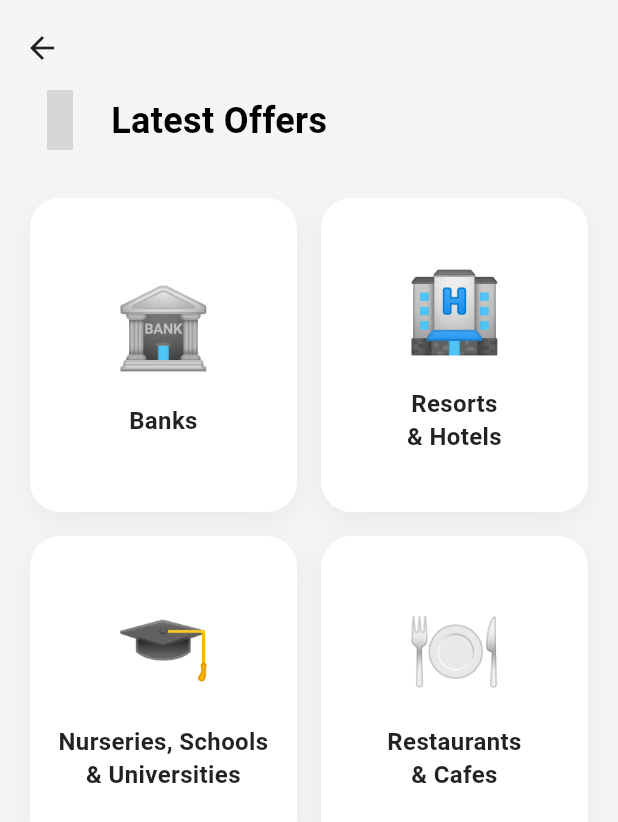
After one commit to anas56u/orange-hr-dev, a Flutter app: the _LatestOffersBody screen opened directly, on a phone screen of 412 x 824 dp. The commit adds this screen. Shown: the top 822 px of the screen. Run offline on Flutter 3.47's test engine with Material 3 defaults, Android fonts, the phone set to English and light mode, and no system bars; our stand-ins replace iconsax; network calls fail; grey boxes are pictures that could not be loaded.

Commit message:
feat: implement Latest Offers feature with domain, data, and presentation layers including provider state management and responsive UI components.

```diff
--- /dev/null
+++ b/lib/features/home/data/datasources/offers_local_data_source.dart
@@ -0,0 +1,35 @@
+import '../../domain/entities/offer_category.dart';
+
+/// Local mock data source providing the list of offer categories.
+///
+/// Mirrors the pattern of [CategoryLocalDataSource]. The four categories
+/// match the design: Banks, Resorts & Hotels, Nurseries/Schools/Universities,
+/// and Restaurants & Cafes.
+///
+/// Emoji characters are used as illustrations because they render as
+/// full-color platform-native graphics on both Android and iOS.
+class OffersLocalDataSource {
+  static const List<OfferCategory> _categories = [
+    OfferCategory(
+      title: 'Banks',
+      emoji: '🏦',
+    ),
+    OfferCategory(
+      title: 'Resorts\n& Hotels',
+      emoji: '🏨',
+    ),
+    OfferCategory(
+      title: 'Nurseries, Schools\n& Universities',
+      emoji: '🎓',
+    ),
+    OfferCategory(
+      title: 'Restaurants\n& Cafes',
+      emoji: '🍽️',
+    ),
+  ];
+
+  /// Returns all offer categories from the local mock data.
+  List<OfferCategory> getOfferCategories() {
+    return _categories;
+  }
+}
--- /dev/null
+++ b/lib/features/home/data/repositories/offers_repository_impl.dart
@@ -0,0 +1,21 @@
+import '../../domain/entities/offer_category.dart';
+import '../../domain/repositories/offers_repository.dart';
+import '../datasources/offers_local_data_source.dart';
+
+/// Concrete implementation of [OffersRepository].
+///
+/// Delegates to [OffersLocalDataSource] for data retrieval.
+/// In the future, this could be swapped to fetch from an API
+/// without touching the domain or presentation layers.
+class OffersRepositoryImpl implements OffersRepository {
+  final OffersLocalDataSource _dataSource;
+
+  const OffersRepositoryImpl({required OffersLocalDataSource dataSource})
+      // ignore: prefer_initializing_formals
+      : _dataSource = dataSource;
+
+  @override
+  List<OfferCategory> getOfferCategories() {
+    return _dataSource.getOfferCategories();
+  }
+}
--- /dev/null
+++ b/lib/features/home/domain/entities/offer_category.dart
@@ -0,0 +1,18 @@
+/// Immutable domain entity representing a category of corporate offers
+/// (e.g. Banks, Restaurants & Cafes, Resorts & Hotels).
+///
+/// Each category is displayed as a tappable card on the [LatestOffersScreen]
+/// grid, with an emoji illustration and a centered title.
+class OfferCategory {
+  /// Display title shown beneath the emoji illustration.
+  final String title;
+
+  /// Emoji character used as the visual illustration for this category.
+  /// Renders as a full-color graphic on mobile platforms.
+  final String emoji;
+
+  const OfferCategory({
+    required this.title,
+    required this.emoji,
+  });
+}
--- /dev/null
+++ b/lib/features/home/domain/repositories/offers_repository.dart
@@ -0,0 +1,10 @@
+import '../entities/offer_category.dart';
+
+/// Abstract repository contract for fetching offer categories.
+///
+/// The domain layer depends on this abstraction; the data layer
+/// provides the concrete implementation ([OffersRepositoryImpl]).
+abstract class OffersRepository {
+  /// Returns all available offer categories to display on the grid.
+  List<OfferCategory> getOfferCategories();
+}
--- /dev/null
+++ b/lib/features/home/domain/usecases/get_offer_categories_usecase.dart
@@ -0,0 +1,17 @@
+import '../entities/offer_category.dart';
+import '../repositories/offers_repository.dart';
+
+/// Use case that retrieves all available offer categories.
+///
+/// Delegates to [OffersRepository] for data access, keeping the
+/// presentation layer decoupled from the data layer.
+class GetOfferCategoriesUseCase {
+  final OffersRepository repository;
+
+  const GetOfferCategoriesUseCase({required this.repository});
+
+  /// Executes the use case and returns the list of [OfferCategory] items.
+  List<OfferCategory> execute() {
+    return repository.getOfferCategories();
+  }
+}
--- a/lib/features/home/presentation/pages/category_detail_screen.dart
+++ b/lib/features/home/presentation/pages/category_detail_screen.dart
@@ -108,7 +108,6 @@ class _CategoryDetailBody extends StatelessWidget {
 
                 const SizedBox(height: 12),
 
-                // --- Sub-action list (lazy-loaded via ListView.builder) ---
                 Expanded(
                   child: ListView.builder(
                     physics: const BouncingScrollPhysics(),
--- /dev/null
+++ b/lib/features/home/presentation/pages/latest_offers_screen.dart
@@ -0,0 +1,127 @@
+import 'package:flutter/material.dart';
+import 'package:provider/provider.dart';
+import '../../data/datasources/offers_local_data_source.dart';
+import '../../data/repositories/offers_repository_impl.dart';
+import '../../domain/usecases/get_offer_categories_usecase.dart';
+import '../providers/latest_offers_provider.dart';
+import '../widgets/latest_offers/offer_category_card.dart';
+import '../widgets/latest_offers/offers_header.dart';
+import 'placeholder_sub_page.dart';
+
+/// Dedicated screen for the "Latest Offers" category.
+///
+/// Displays a 2-column grid of offer sub-categories (Banks, Hotels, etc.)
+/// each represented by an emoji illustration and a title, matching the
+/// design image exactly.
+///
+/// Uses a scoped [ChangeNotifierProvider] that auto-disposes when
+/// this screen is popped off the navigation stack — same lifecycle
+/// pattern as [CategoryDetailScreen].
+class LatestOffersScreen extends StatelessWidget {
+  const LatestOffersScreen({super.key});
+
+  @override
+  Widget build(BuildContext context) {
+    return ChangeNotifierProvider<LatestOffersProvider>(
+      create: (_) {
+        final provider = LatestOffersProvider(
+          useCase: GetOfferCategoriesUseCase(
+            repository: OffersRepositoryImpl(
+              dataSource: OffersLocalDataSource(),
+            ),
+          ),
+        );
+        // Load the categories immediately after creation.
+        provider.loadCategories();
+        return provider;
+      },
+      child: const _LatestOffersBody(),
+    );
+  }
+}
+
+/// The actual scaffold body — separated from [LatestOffersScreen] so that
+/// [Consumer] can access the [LatestOffersProvider] from the ancestor
+/// [ChangeNotifierProvider] created above.
+class _LatestOffersBody extends StatelessWidget {
+  const _LatestOffersBody();
+
+  @override
+  Widget build(BuildContext context) {
+    return Scaffold(
+      backgroundColor: const Color(0xFFF5F5F5),
+      body: SafeArea(
+        child: Consumer<LatestOffersProvider>(
+          builder: (context, provider, _) {
+            if (provider.isLoading) {
+              return const Center(
+                child: CircularProgressIndicator(color: Colors.orange),
+              );
+            }
+
+            final categories = provider.categories;
+
+            return Column(
+              crossAxisAlignment: CrossAxisAlignment.start,
+              children: [
+                // --- Back button ---
+                Padding(
+                  padding: const EdgeInsets.only(left: 4.0, top: 8.0),
+                  child: IconButton(
+                    icon: const Icon(
+                      Icons.arrow_back,
+                      color: Colors.black87,
+                    ),
+                    onPressed: () => Navigator.of(context).pop(),
+                  ),
+                ),
+
+                // --- Header: tag icon + title ---
+                const OffersHeader(),
+
+                const SizedBox(height: 20),
+
+                // --- Category grid ---
+                // Uses GridView.builder for the same lazy-building /
+                // widget-recycling semantics as ListView.builder,
+                // adapted for the 2-column layout shown in the design.
+                Expanded(
+                  child: GridView.builder(
+                    padding: const EdgeInsets.symmetric(
+                      horizontal: 20.0,
+                      vertical: 8.0,
+                    ),
+                    physics: const BouncingScrollPhysics(),
+                    gridDelegate:
+                        const SliverGridDelegateWithFixedCrossAxisCount(
+                          crossAxisCount: 2,
+                          crossAxisSpacing: 16.0,
+                          mainAxisSpacing: 16.0,
+                          childAspectRatio: 0.85,
+                        ),
+                    itemCount: categories.length,
+                    itemBuilder: (context, index) {
+                      final category = categories[index];
+                      return OfferCategoryCard(
+                        category: category,
+                        onTap: () {
+                          Navigator.of(context).push(
+                            MaterialPageRoute(
+                              builder: (_) => PlaceholderSubPage(
+                                title: category.title.replaceAll('\n', ' '),
+                              ),
+                            ),
+                          );
+                        },
+                      );
+                    },
+                  ),
+                ),
+              ],
+            );
+          },
+        ),
+      ),
+    );
+  }
+}
--- a/lib/features/home/presentation/pages/placeholder_sub_page.dart
+++ b/lib/features/home/presentation/pages/placeholder_sub_page.dart
@@ -2,7 +2,6 @@ import 'package:flutter/material.dart';
 
 /// Generic placeholder screen for sub-actions that don't have
 /// a dedicated implementation yet.
-///
 /// Displays the action title in the center with a back button.
 class PlaceholderSubPage extends StatelessWidget {
   final String title;
--- /dev/null
+++ b/lib/features/home/presentation/providers/latest_offers_provider.dart
@@ -0,0 +1,36 @@
+import 'package:flutter/material.dart';
+import '../../domain/entities/offer_category.dart';
+import '../../domain/usecases/get_offer_categories_usecase.dart';
+
+/// Provider that manages the state for [LatestOffersScreen].
+///
+/// Loads offer categories via the use case and exposes them
+/// reactively to the UI through [notifyListeners].
+class LatestOffersProvider extends ChangeNotifier {
+  final GetOfferCategoriesUseCase _useCase;
+
+  List<OfferCategory> _categories = [];
+
+  /// The currently loaded list of offer categories.
+  List<OfferCategory> get categories => _categories;
+
+  bool _isLoading = false;
+
+  /// Whether the categories are currently being loaded.
+  bool get isLoading => _isLoading;
+
+  LatestOffersProvider({required GetOfferCategoriesUseCase useCase})
+      // ignore: prefer_initializing_formals
+      : _useCase = useCase;
+
+  /// Loads all offer categories from the data layer.
+  void loadCategories() {
+    _isLoading = true;
+    notifyListeners();
+
+    _categories = _useCase.execute();
+
+    _isLoading = false;
+    notifyListeners();
+  }
+}
--- a/lib/features/home/presentation/widgets/home_actions_grid.dart
+++ b/lib/features/home/presentation/widgets/home_actions_grid.dart
@@ -2,6 +2,7 @@ import 'package:flutter/material.dart';
 import 'package:iconsax/iconsax.dart';
 import '../../domain/entities/action_category.dart';
 import '../pages/category_detail_screen.dart';
+import '../pages/latest_offers_screen.dart';
 import '../pages/placeholder_sub_page.dart';
 
 /// Categories with defined sub-actions in [CategoryLocalDataSource].
@@ -91,6 +92,7 @@ class HomeActionsGrid extends StatelessWidget {
           final category = _mockCategories[index];
           return ActionCardWidget(
             category: category,
+
             onTap: () => _navigateToCategory(context, category),
           );
         }, childCount: _mockCategories.length),
@@ -102,6 +104,16 @@ class HomeActionsGrid extends StatelessWidget {
   /// has defined sub-actions or not.
   void _navigateToCategory(BuildContext context, ActionCategory category) {
     final displayTitle = category.displayTitle;
+
+    // Intercept "Latest Offers" — navigate to the dedicated screen.
+    if (displayTitle == 'Latest Offers') {
+      Navigator.of(context).push(
+        MaterialPageRoute(
+          builder: (_) => const LatestOffersScreen(),
+        ),
+      );
+      return;
+    }
 
     if (_categoriesWithSubPages.contains(displayTitle)) {
       Navigator.of(context).push(
--- /dev/null
+++ b/lib/features/home/presentation/widgets/latest_offers/offer_category_card.dart
@@ -0,0 +1,79 @@
+import 'package:flutter/material.dart';
+import '../../../domain/entities/offer_category.dart';
+
+/// A tappable card widget displaying a single offer category.
+///
+/// Renders the category's emoji illustration centered above the title,
+/// inside a white rounded card with a subtle shadow — matching the
+/// design exactly. Uses [InkWell] for a native ripple effect.
+///
+/// All static layout constants (padding, decoration, text style) are
+/// declared as `const` or `static const` to minimize rebuild cost.
+class OfferCategoryCard extends StatelessWidget {
+  final OfferCategory category;
+  final VoidCallback? onTap;
+
+  const OfferCategoryCard({super.key, required this.category, this.onTap});
+
+
+  static const _cardRadius = 20.0;
+
+  static const _emojiStyle = TextStyle(fontSize: 52);
+
+  static const _titleStyle = TextStyle(
+    color: Colors.black87,
+    fontSize: 16,
+    fontWeight: FontWeight.bold,
+    height: 1.35,
+  );
+
+  static const _cardPadding = EdgeInsets.symmetric(
+    horizontal: 12.0,
+    vertical: 20.0,
+  );
+
+  @override
+  Widget build(BuildContext context) {
+    return Container(
+      decoration: BoxDecoration(
+        color: Colors.white,
+        borderRadius: BorderRadius.circular(_cardRadius),
+        boxShadow: [
+          BoxShadow(
+            color: Colors.black.withValues(alpha: 0.05),
+            blurRadius: 14,
+            offset: const Offset(0, 5),
+          ),
+        ],
+      ),
+      child: Material(
+        color: Colors.transparent,
+        borderRadius: BorderRadius.circular(_cardRadius),
+        child: InkWell(
+          borderRadius: BorderRadius.circular(_cardRadius),
+          onTap: onTap,
+          child: Padding(
+            padding: _cardPadding,
+            child: Column(
+              mainAxisAlignment: MainAxisAlignment.center,
+              children: [
+                // Emoji illustration — renders as full-color graphics
+                // on both Android and iOS.
+                Text(category.emoji, style: _emojiStyle),
+                const SizedBox(height: 14),
+                // Category title — centered, multi-line.
+                Text(
+                  category.title,
+                  textAlign: TextAlign.center,
+                  maxLines: 3,
+                  overflow: TextOverflow.ellipsis,
+                  style: _titleStyle,
+                ),
+              ],
+            ),
+          ),
+        ),
+      ),
+    );
+  }
+}
--- /dev/null
+++ b/lib/features/home/presentation/widgets/latest_offers/offers_header.dart
@@ -0,0 +1,36 @@
+import 'package:flutter/material.dart';
+import 'package:iconsax/iconsax.dart';
+
+/// Header widget for the Latest Offers screen.
+///
+/// Displays the orange tag icon (matching the home grid icon for
+/// "Latest Offers") alongside the screen title. Follows the same
+/// header pattern used in [CategoryDetailScreen].
+class OffersHeader extends StatelessWidget {
+  const OffersHeader({super.key});
+
+  // Pre-defined constants to avoid per-frame allocations.
+  static const _iconColor = Color(0xFFFF6B35);
+
+  static const _titleStyle = TextStyle(
+    color: Colors.black,
+    fontSize: 24,
+    fontWeight: FontWeight.bold,
+    height: 1.2,
+  );
+
+  @override
+  Widget build(BuildContext context) {
+    return const Padding(
+      padding: EdgeInsets.symmetric(horizontal: 20.0, vertical: 4.0),
+      child: Row(
+        children: [
+          // Orange tag icon — same icon & color used on the home grid tile.
+          Icon(Iconsax.tag5, color: _iconColor, size: 40),
+          SizedBox(width: 14),
+          Text('Latest Offers', style: _titleStyle),
+        ],
+      ),
+    );
+  }
+}
```
